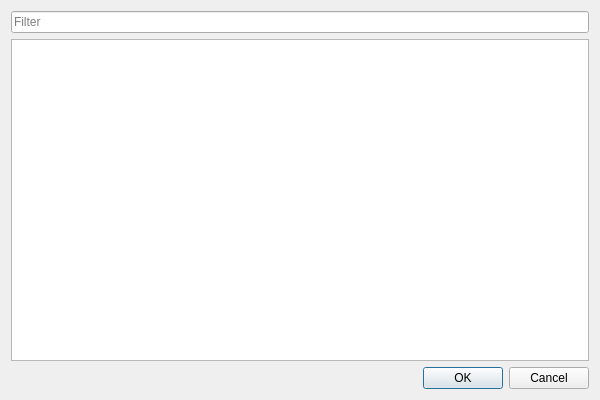
Before: the Qt Designer form src/UI/SearchCreatorDialog/SearchCreatorDialog.ui in NikolaRoev/Tracker, drawn with Qt 5.
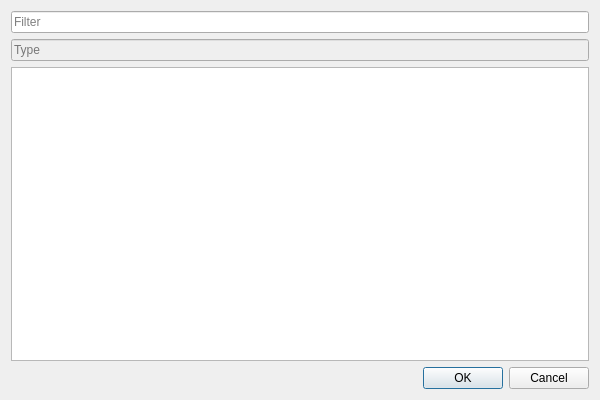
After: the same form once the commit is applied.

Commit message: Coalesced the creator type to any string.

What changed in the file:
```diff
--- a/src/UI/SearchCreatorDialog/SearchCreatorDialog.ui
+++ b/src/UI/SearchCreatorDialog/SearchCreatorDialog.ui
@@ -21,6 +21,16 @@
      </property>
     </widget>
    </item>
+   <item>
+    <widget class="QLineEdit" name="typeLineEdit">
+     <property name="enabled">
+      <bool>false</bool>
+     </property>
+     <property name="placeholderText">
+      <string>Type</string>
+     </property>
+    </widget>
+   </item>
    <item>
     <widget class="QListWidget" name="listWidget">
      <property name="alternatingRowColors">
```
The commit also changes 8 other files.
